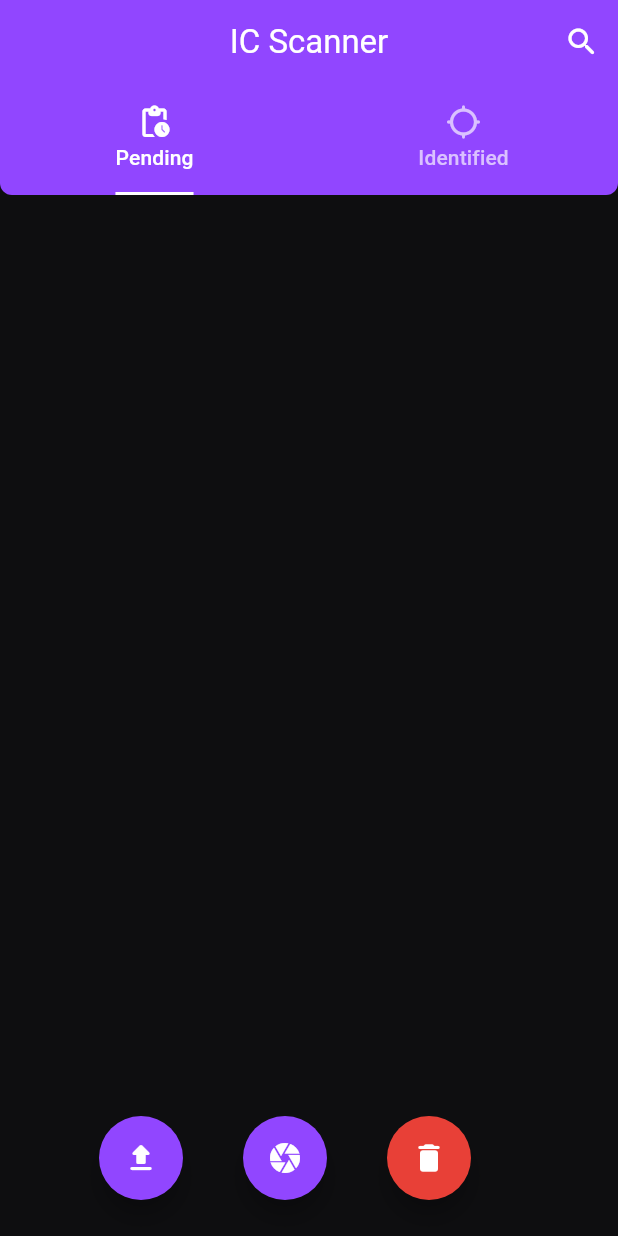
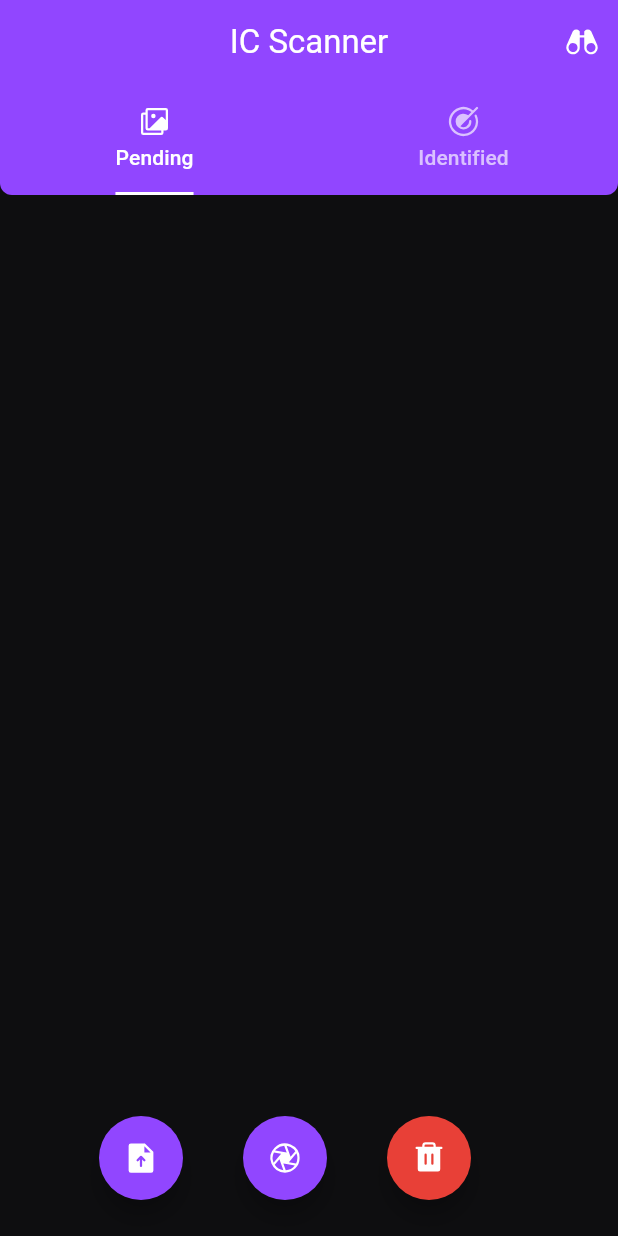
Before and after one commit to jhebajado/PupSight-IC-Detector, a Flutter app: the screen it shows after launch, on a phone screen of 412 x 824 dp. Run offline on Flutter 3.47's test engine with Material 3 defaults, Android fonts, the phone set to English and light mode, and no system bars; our stand-ins replace file_picker, phosphor_flutter.

Commit message:
feat: update appearance

```diff
--- a/lib/screens/home.dart
+++ b/lib/screens/home.dart
@@ -2,6 +2,7 @@ import 'package:file_picker/file_picker.dart';
 import 'package:flutter/material.dart';
 import 'package:ic_scanner/components/sample_card.dart';
 import 'package:ic_scanner/data/storage.dart';
+import 'package:phosphor_flutter/phosphor_flutter.dart';
 
 class HomeScreen extends StatefulWidget {
   const HomeScreen({super.key});
@@ -18,11 +19,11 @@ class _HomeScreenState extends State<HomeScreen> with TickerProviderStateMixin {
   static final List<Tab> _tabs = <Tab>[
     const Tab(
       text: "Pending",
-      icon: Icon(Icons.pending_actions_rounded),
+      icon: Icon(PhosphorIconsFill.imagesSquare),
     ),
     const Tab(
       text: "Identified",
-      icon: Icon(Icons.location_searching_rounded),
+      icon: Icon(PhosphorIconsFill.target),
     )
   ];
 
@@ -47,7 +48,8 @@ class _HomeScreenState extends State<HomeScreen> with TickerProviderStateMixin {
         title: const Text("IC Scanner"),
         centerTitle: true,
         actions: [
-          IconButton(onPressed: () {}, icon: const Icon(Icons.search_rounded))
+          IconButton(
+              onPressed: () {}, icon: const Icon(PhosphorIconsFill.binoculars))
         ],
         bottom: TabBar(
           controller: _tabController,
@@ -96,7 +98,7 @@ class _HomeScreenState extends State<HomeScreen> with TickerProviderStateMixin {
             child: FloatingActionButton(
               onPressed: handleOpenImage,
               child: const Icon(
-                Icons.upload_rounded,
+                PhosphorIconsFill.fileArrowUp,
                 color: Colors.white,
               ),
             ),
@@ -106,7 +108,7 @@ class _HomeScreenState extends State<HomeScreen> with TickerProviderStateMixin {
             child: FloatingActionButton(
               onPressed: () {},
               child: const Icon(
-                Icons.camera,
+                PhosphorIconsFill.aperture,
                 color: Colors.white,
               ),
             ),
@@ -117,7 +119,7 @@ class _HomeScreenState extends State<HomeScreen> with TickerProviderStateMixin {
               onPressed: () {},
               backgroundColor: Theme.of(context).colorScheme.error,
               child: const Icon(
-                Icons.delete_rounded,
+                PhosphorIconsFill.trash,
                 color: Colors.white,
               ),
             ),
@@ -138,6 +140,8 @@ class _HomeScreenState extends State<HomeScreen> with TickerProviderStateMixin {
         setState(() {
           storage.addSample(file.name, file.bytes!);
         });
+
+        _tabController.animateTo(0);
       }
     });
   }
```
Also changed, not shown: lib/components/sample_card.dart (+34 -34 lines).
